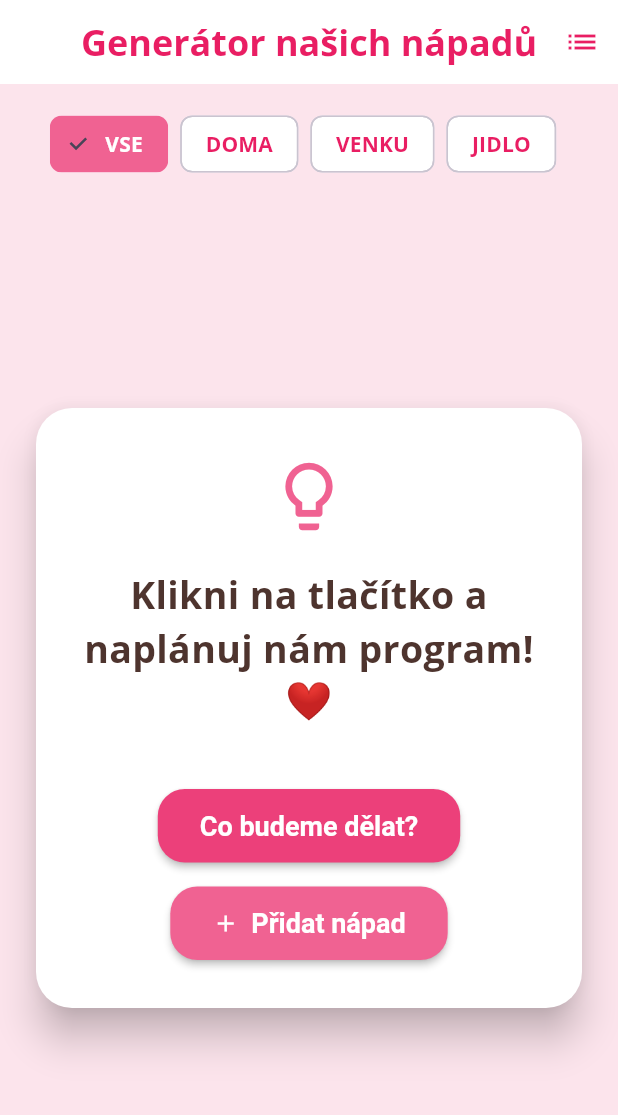
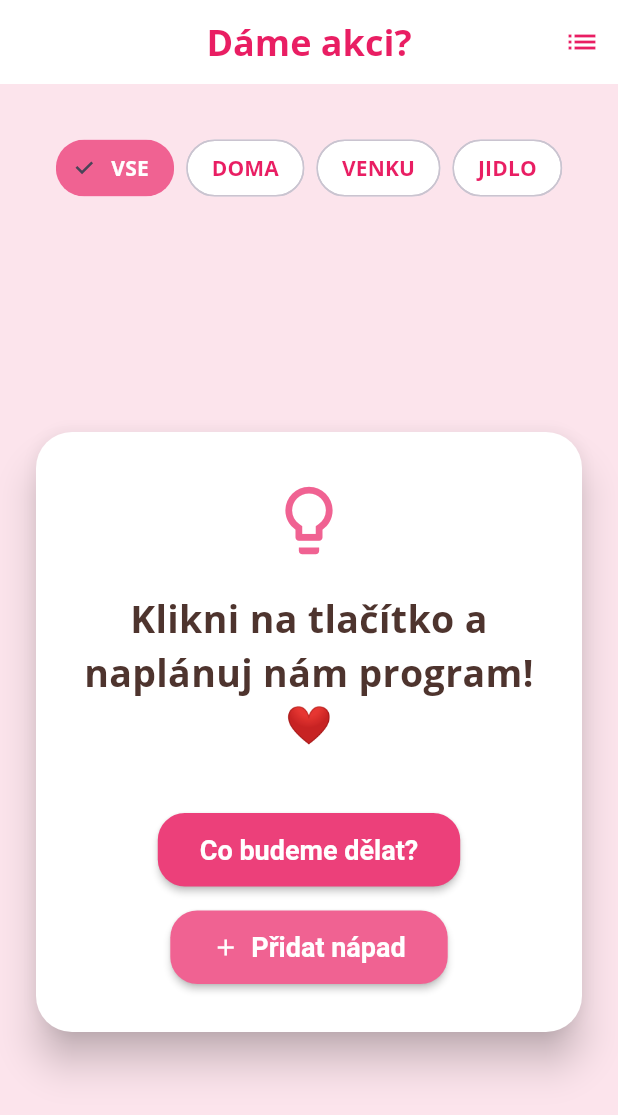
Before and after one commit to hrosicka/great-weekend, a Flutter app: the screen it shows after launch, on a phone screen of 412 x 824 dp. Shown: the top 1115 px of the screen. Run offline on Flutter 3.47's test engine with Material 3 defaults, Android fonts, the phone set to English and light mode, and no system bars; our stand-ins replace google_fonts, shared_preferences.

Commit message:
design refactoring - buttons, strings

```diff
--- a/lib/main.dart
+++ b/lib/main.dart
@@ -14,7 +14,7 @@ void main() async {
 class IdeaGeneratorApp extends StatelessWidget {
   final IdeaService ideaService;
 
-  const IdeaGeneratorApp({required this.ideaService});
+  const IdeaGeneratorApp({super.key, required this.ideaService});
 
   @override
   Widget build(BuildContext context) {
@@ -75,7 +75,7 @@ class IdeaGeneratorApp extends StatelessWidget {
 class IdeaScreen extends StatefulWidget {
   final IdeaService ideaService;
 
-  const IdeaScreen({required this.ideaService});
+  const IdeaScreen({super.key, required this.ideaService});
 
   @override
   _IdeaScreenState createState() => _IdeaScreenState();
@@ -327,7 +327,7 @@ class _IdeaScreenState extends State<IdeaScreen> {
     return Scaffold(
       backgroundColor: Colors.pink[50],
       appBar: AppBar(
-        title: const Text("Generátor našich nápadů"),
+        title: const Text("Dáme akci?"),
         actions: [
           IconButton(
             icon: const Icon(Icons.list),
@@ -341,14 +341,17 @@ class _IdeaScreenState extends State<IdeaScreen> {
               children: [
                 const SizedBox(height: 16),
                 // Tady je ten nový horizontální filtr
-                SingleChildScrollView(
-                  scrollDirection: Axis.horizontal,
-                  padding: const EdgeInsets.symmetric(horizontal: 16),
-                  child: Row(
+                Padding(
+                  padding: const EdgeInsets.all(16.0),
+                  child: Wrap(
+                    spacing: 8.0, // Mezera mezi chipy vedle sebe
+                    runSpacing: 4.0, // Mezera mezi řádky pod sebou
+                    alignment: WrapAlignment.center, // Vycentruje tlačítka
                     children: IdeaCategory.values.map((category) {
-                      return Padding(
-                        padding: const EdgeInsets.only(right: 8.0),
-                        child: ChoiceChip(
+                      return ChoiceChip(
+                        shape: RoundedRectangleBorder(
+                          borderRadius: BorderRadius.circular(20),
+                        ),
                         label: Text(category.name.toUpperCase()),
                         selected: selectedFilter == category,
                         selectedColor: Colors.pink[300],
@@ -362,7 +365,6 @@ class _IdeaScreenState extends State<IdeaScreen> {
                             selectedFilter = category;
                           });
                         },
-                        ),
                       );
                     }).toList(),
                   ),
--- a/lib/models/idea_model.dart
+++ b/lib/models/idea_model.dart
@@ -1,4 +1,3 @@
-import 'package:flutter/material.dart';
 
 /// Definice kategorií nápadů
 enum IdeaCategory {
```
Lines whose indentation alone changed are shown as unchanged.
